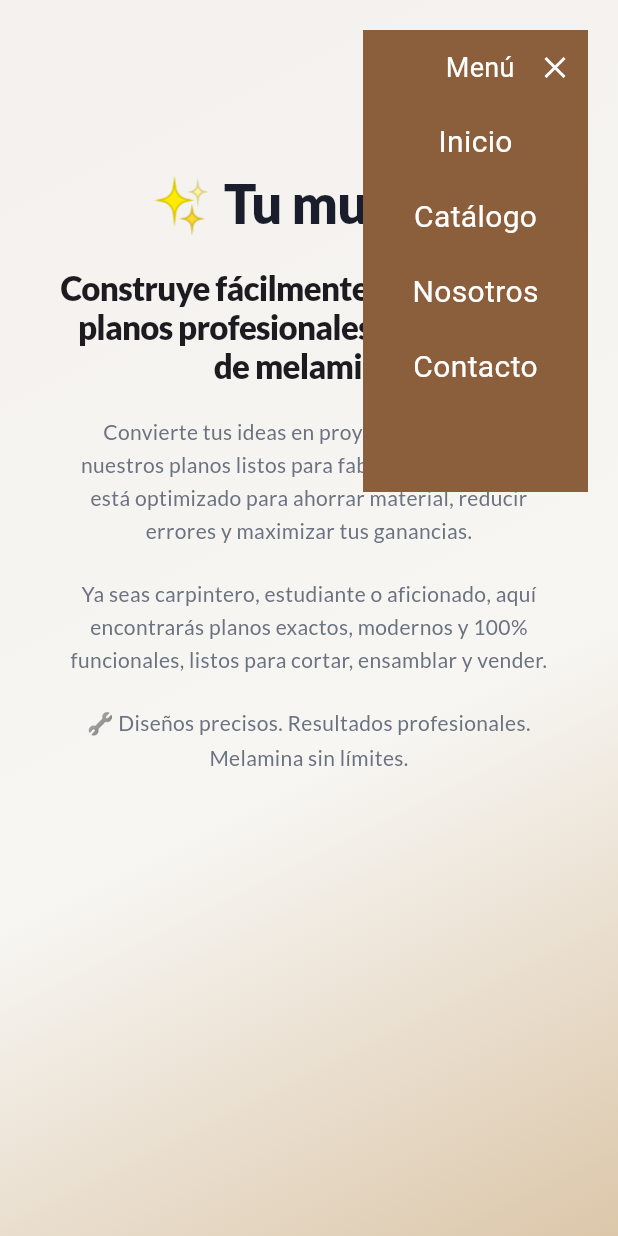
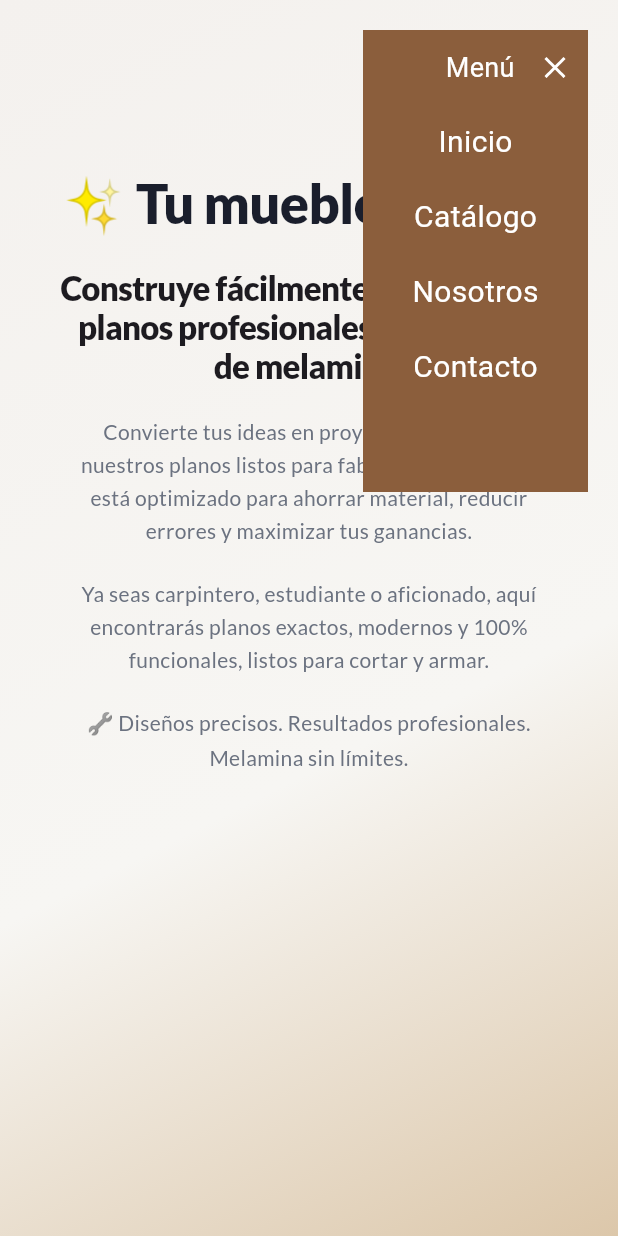
Before and after one commit to erickBot/landing_page_muebles, a Flutter app: the screen it shows after launch, after a tap on "Menú", on a phone screen of 412 x 824 dp. Run offline on Flutter 3.47's test engine with Material 3 defaults, Android fonts, the phone set to English and light mode, and no system bars; drawn by our look-alikes of carousel_slider; our stand-ins replace animate_do, cached_network_image, fluro, google_fonts, shimmer; missing offline and left inert: awesome_icons, universal_html; network calls fail.

Commit message:
se mejoro diseño

```diff
--- a/lib/main.dart
+++ b/lib/main.dart
@@ -39,7 +39,7 @@ class _MyAppState extends State<MyApp> {
   Widget build(BuildContext context) {
     return MaterialApp(
       debugShowCheckedModeBanner: false,
-      title: 'Landing Page',
+      title: 'Tu-Mueble.com',
       initialRoute: '/inicio',
       onGenerateRoute: Flurorouter.router.generator,
     );
--- a/lib/src/ui/pages/loading_page.dart
+++ b/lib/src/ui/pages/loading_page.dart
@@ -36,7 +36,7 @@ class LoadingPage extends StatelessWidget {
                 ),
                 SizedBox(height: 28),
                 Text(
-                  'Cargando MelaminaPro...',
+                  'Cargando Tu-Mueble.com...',
                   style: TextStyle(
                     fontSize: 20,
                     fontWeight: FontWeight.bold,
--- a/lib/src/ui/views/about_view.dart
+++ b/lib/src/ui/views/about_view.dart
@@ -74,7 +74,7 @@ class AboutView extends StatelessWidget {
                           ),
                           const SizedBox(height: 12),
                           Text(
-                            'MelaminaPro nació con la misión de ayudar a carpinteros, diseñadores y aficionados a convertir sus ideas '
+                            'Tu-mueble.com nació con la misión de ayudar a carpinteros, diseñadores y aficionados a convertir sus ideas '
                             'en proyectos reales. Nos especializamos en la creación de planos de muebles de melamina listos para fabricar, '
                             'con medidas exactas, instrucciones claras y diseños modernos.',
                             textAlign: isMobile
--- a/lib/src/ui/views/home_view.dart
+++ b/lib/src/ui/views/home_view.dart
@@ -59,6 +59,30 @@ class HomeView extends StatelessWidget {
                           : CrossAxisAlignment.start,
                       mainAxisAlignment: MainAxisAlignment.center,
                       children: [
+                        // SizedBox(
+                        //   width: 200,
+                        //   child: Image(
+                        //     image: AssetImage('assets/icon/icon.png'),
+                        //     fit: BoxFit.contain,
+                        //   ),
+                        // ),
+                        Row(
+                          children: [
+                            // Container(
+                            //   width: 80,
+                            //   height: 80,
+                            //   decoration: BoxDecoration(
+                            //     borderRadius: BorderRadius.circular(20),
+                            //     color: kColorTexto,
+                            //   ),
+                            //   child: ClipRRect(
+                            //     borderRadius: BorderRadius.circular(20),
+                            //     child: Image(
+                            //       image: AssetImage('assets/icon/icon.png'),
+                            //       fit: BoxFit.cover,
+                            //     ),
+                            //   ),
+                            // ),
                             Text(
                               '✨ Tu mueble',
                               textAlign: isMobile
@@ -71,6 +95,8 @@ class HomeView extends StatelessWidget {
                                 letterSpacing: -0.5,
                                 height: 1.2,
                               ),
+                            ),
+                          ],
                         ),
                         const SizedBox(height: 20),
                         Text(
@@ -101,7 +127,7 @@ class HomeView extends StatelessWidget {
                         ),
                         const SizedBox(height: 20),
                         Text(
-                          'Ya seas carpintero, estudiante o aficionado, aquí encontrarás planos exactos, modernos y 100% funcionales, listos para cortar, ensamblar y vender.',
+                          'Ya seas carpintero, estudiante o aficionado, aquí encontrarás planos exactos, modernos y 100% funcionales, listos para cortar y armar.',
                           textAlign: isMobile
                               ? TextAlign.center
                               : TextAlign.start,
--- a/lib/src/ui/widgets/shimmer_network_image.dart
+++ b/lib/src/ui/widgets/shimmer_network_image.dart
@@ -46,7 +46,7 @@ class ShimmerNetworkImage extends StatelessWidget {
     //       child: Container(height: height, width: width, color: Colors.white),
     //     );
     //   },
-    //   errorBuilder: (context, error, stackTrace) {
+    //   errorBuilder: (context, error, stackTrace) {R
     //     return const Icon(Icons.broken_image, color: Colors.grey);
     //   },
     // );
```
Also changed, not shown: pubspec.yaml (+8 -1 lines), assets/icon/icon.png (added), pubspec.lock, 29 other files. Lines whose indentation alone changed are shown as unchanged.
